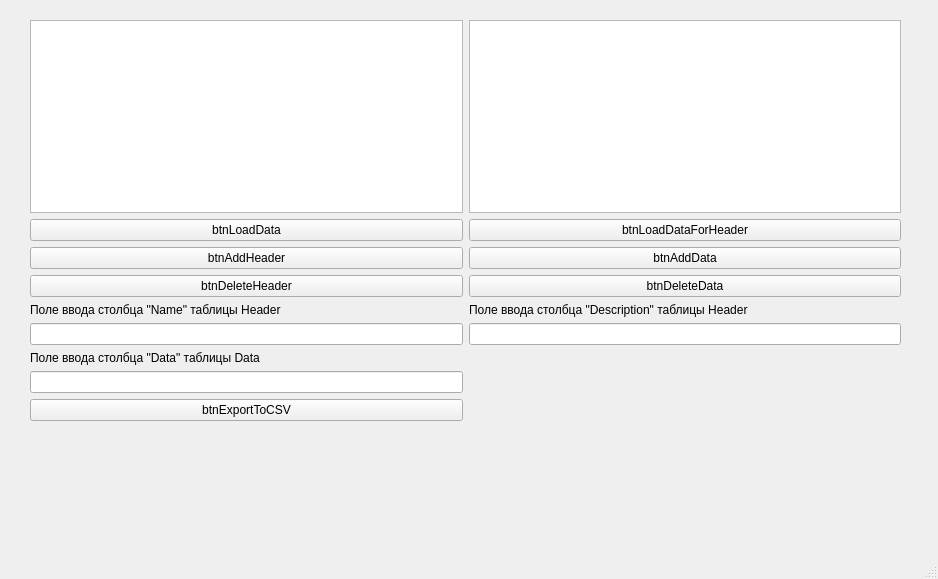
Above: mainwindow.ui from li8bee/Test_task before the change. Below: the same form after it.
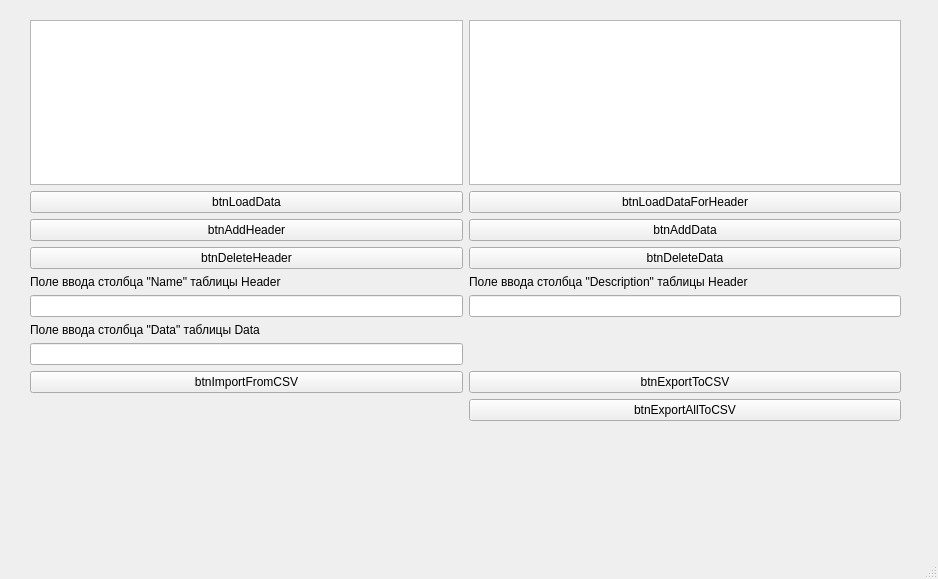
That is the form after the change.

What changed in the file:
```diff
--- a/mainwindow.ui
+++ b/mainwindow.ui
@@ -103,12 +103,26 @@
       <widget class="QTableView" name="tableViewHeaders"/>
      </item>
      <item row="10" column="0">
+      <widget class="QPushButton" name="btnImportFromCSV">
+       <property name="text">
+        <string>btnImportFromCSV</string>
+       </property>
+      </widget>
+     </item>
+     <item row="10" column="1">
       <widget class="QPushButton" name="btnExportToCSV">
        <property name="text">
         <string>btnExportToCSV</string>
        </property>
       </widget>
      </item>
+     <item row="11" column="1">
+      <widget class="QPushButton" name="btnExportAllToCSV">
+       <property name="text">
+        <string>btnExportAllToCSV</string>
+       </property>
+      </widget>
+     </item>
     </layout>
    </widget>
   </widget>
```
